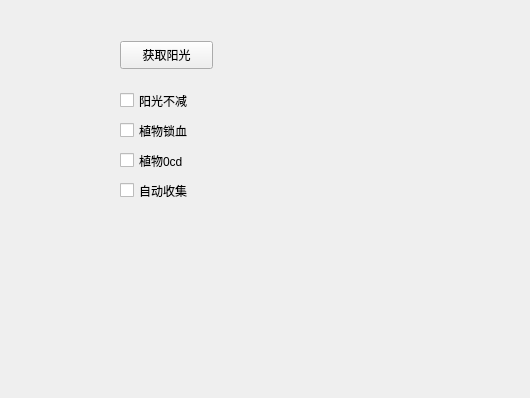
kira-yamatoo/chargePvz, file mainwindow.ui: the form before one commit; both pictures show x 0 to 530 and y 202 to 600 of the 800 by 600 pixel window.
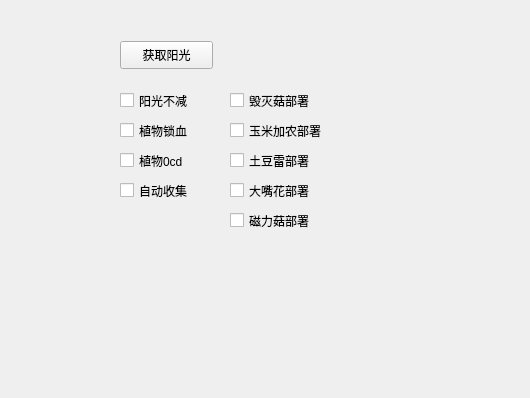
The form after the commit.

Commit message: feat: add utils replaceWithNop() &&deploy cooldown fun

Patch:
```diff
--- a/mainwindow.ui
+++ b/mainwindow.ui
@@ -82,6 +82,71 @@
      <string>自动收集</string>
     </property>
    </widget>
+   <widget class="QCheckBox" name="doomShroomCheckBox">
+    <property name="geometry">
+     <rect>
+      <x>230</x>
+      <y>270</y>
+      <width>111</width>
+      <height>19</height>
+     </rect>
+    </property>
+    <property name="text">
+     <string>毁灭菇部署</string>
+    </property>
+   </widget>
+   <widget class="QCheckBox" name="potatoMineDeployCheckBox">
+    <property name="geometry">
+     <rect>
+      <x>230</x>
+      <y>330</y>
+      <width>111</width>
+      <height>19</height>
+     </rect>
+    </property>
+    <property name="text">
+     <string>土豆雷部署</string>
+    </property>
+   </widget>
+   <widget class="QCheckBox" name="cobCannoDeployCheckBox">
+    <property name="geometry">
+     <rect>
+      <x>230</x>
+      <y>300</y>
+      <width>121</width>
+      <height>19</height>
+     </rect>
+    </property>
+    <property name="text">
+     <string>玉米加农部署</string>
+    </property>
+   </widget>
+   <widget class="QCheckBox" name="chomperDeployCheckBox">
+    <property name="geometry">
+     <rect>
+      <x>230</x>
+      <y>360</y>
+      <width>111</width>
+      <height>19</height>
+     </rect>
+    </property>
+    <property name="text">
+     <string>大嘴花部署</string>
+    </property>
+   </widget>
+   <widget class="QCheckBox" name="magnetShroomDeployCheckBox">
+    <property name="geometry">
+     <rect>
+      <x>230</x>
+      <y>390</y>
+      <width>101</width>
+      <height>19</height>
+     </rect>
+    </property>
+    <property name="text">
+     <string>磁力菇部署</string>
+    </property>
+   </widget>
   </widget>
   <widget class="QMenuBar" name="menubar">
    <property name="geometry">
```
The commit also changes 3 other files.
